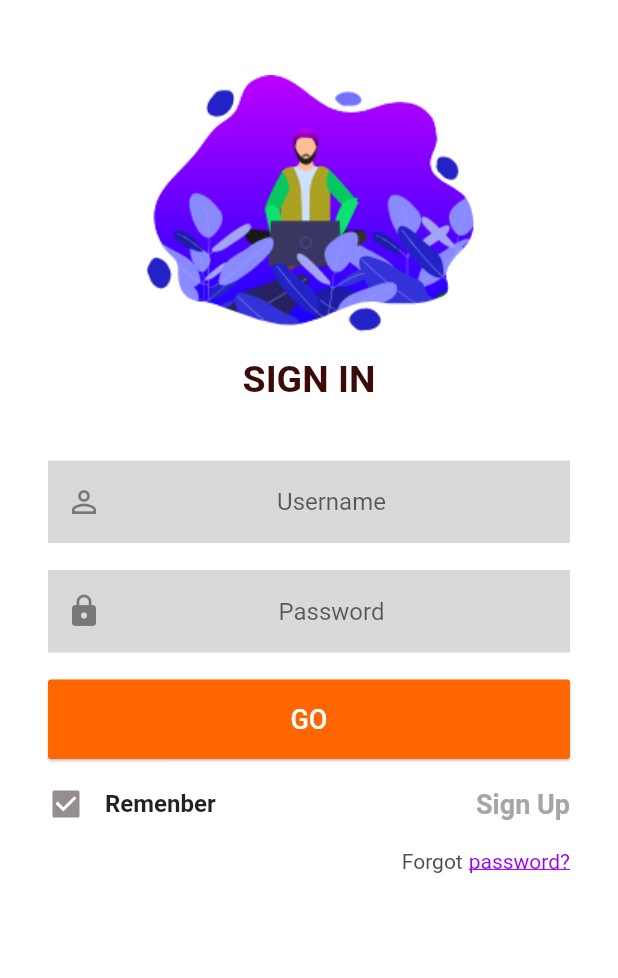
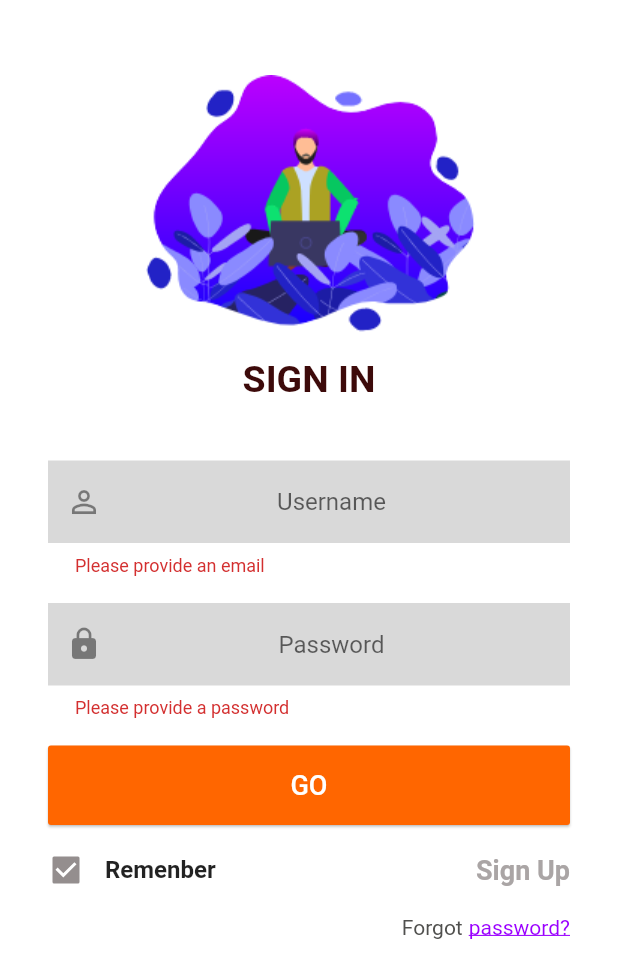
Before and after one commit to boriskamtou/movie_app, a Flutter app: the SignInScreen screen opened by its route, after a tap on "GO", on a phone screen of 412 x 824 dp. Shown: the top 978 px of the screen. Run offline on Flutter 3.47's test engine with Material 2 defaults, Android fonts, the phone set to English and light mode, and no system bars; our stand-ins replace modal_progress_hud.

Commit message:
define first screen

```diff
--- a/lib/main.dart
+++ b/lib/main.dart
@@ -20,13 +20,14 @@ class MyApp extends StatelessWidget {
           value: Auth(),
         )
       ],
-      child: MaterialApp(
+      child: Consumer<Auth>(
+        builder: (ctx, auth, _) => MaterialApp(
           title: 'Movie App',
           theme: ThemeData(
             primaryColor: Color(0xFF575656),
             scaffoldBackgroundColor: Colors.white,
           ),
-        home: HomeScreen(),
+          home: auth.isAuth ? MenuScreen() : HomeScreen(),
           routes: {
             HomeScreen.routeName: (ctx) => HomeScreen(),
             SignInScreen.routeName: (ctx) => SignInScreen(),
@@ -35,6 +36,7 @@ class MyApp extends StatelessWidget {
             MenuScreen.routeName: (ctx) => MenuScreen(),
           },
         ),
+      ),
     );
   }
 }
--- /dev/null
+++ b/lib/models/http_exception.dart
@@ -0,0 +1,10 @@
+class HttpException implements Exception {
+  final String message;
+
+  HttpException({this.message});
+
+  @override
+  String toString() {
+    return message;
+  }
+}
--- a/lib/screens/sign_in_screen/sign_in_screen.dart
+++ b/lib/screens/sign_in_screen/sign_in_screen.dart
@@ -2,11 +2,15 @@ import 'dart:ui';
 
 import 'package:flutter/cupertino.dart';
 import 'package:flutter/material.dart';
+import 'package:modal_progress_hud/modal_progress_hud.dart';
 import 'package:movie_app/constants/colors.dart';
 import 'package:movie_app/constants/styles.dart';
+import 'package:movie_app/providers/auth.dart';
 import 'package:movie_app/screens/sign_up_screen/sign_up_screen.dart';
 import 'package:movie_app/widgets/input_separator.dart';
 import 'package:movie_app/widgets/large_button.dart';
+import 'package:provider/provider.dart';
+import 'package:movie_app/models/http_exception.dart';
 
 class SignInScreen extends StatefulWidget {
   static const routeName = '/sign-in-screen';
@@ -18,15 +22,56 @@ class SignInScreen extends StatefulWidget {
 class _SignInScreenState extends State<SignInScreen> {
   final _passwordFocusNode = FocusNode();
   final _form = GlobalKey<FormState>();
+
+  final _emailController = TextEditingController();
+  final _passwordController = TextEditingController();
+
+  bool _isLoading = false;
   bool _isChecked = true;
 
-  void _savedForm() {
+  void _savedForm() async {
+    bool _isValid = _form.currentState.validate();
+    if (!_isValid) {
+      return;
+    }
     _form.currentState.save();
+
+    setState(() {
+      _isLoading = true;
+    });
+    try {
+      await Provider.of<Auth>(context, listen: false)
+          .signin(_emailController.text, _passwordController.text)
+          .then((_) {
+        setState(() {
+          _isLoading = false;
+        });
+      });
+    } on HttpException catch (error) {
+      var errorMessage = 'Login failed';
+      if (error.toString().contains('EMAIL_NOT_FOUND')) {
+        errorMessage = 'Could not find a user with that email.';
+      } else if (error.toString().contains('INVALID_PASSWORD')) {
+        errorMessage = 'Invalid password.';
+      } else if (error.toString().contains('USER_DISABLED')) {
+        errorMessage = 'This account has been disable';
+      }
+      print(errorMessage);
+    } catch (error) {
+      const errorMessage =
+          'Could not authenticate you. Please try again later.';
+          print(errorMessage);
+    }
   }
 
   @override
   Widget build(BuildContext context) {
-    return Scaffold(
+    return ModalProgressHUD(
+      inAsyncCall: _isLoading,
+      progressIndicator: CircularProgressIndicator(
+        backgroundColor: kOrangeHellColor,
+      ),
+      child: Scaffold(
         body: SingleChildScrollView(
           physics: BouncingScrollPhysics(),
           child: Container(
@@ -56,9 +101,19 @@ class _SignInScreenState extends State<SignInScreen> {
                     child: Column(
                       children: <Widget>[
                         TextFormField(
+                          controller: _emailController,
                           keyboardType: TextInputType.text,
                           textAlign: TextAlign.center,
                           cursorColor: kColorFocusInput,
+                          validator: (value) {
+                            if (value.isEmpty) {
+                              return 'Please provide an email';
+                            }
+                            if (!value.contains('@')) {
+                              return 'Please provide a valid email';
+                            }
+                            return null;
+                          },
                           onFieldSubmitted: (_) {
                             FocusScope.of(context)
                                 .requestFocus(_passwordFocusNode);
@@ -68,12 +123,11 @@ class _SignInScreenState extends State<SignInScreen> {
                             hintText: 'Username',
                             prefixIcon: Icon(Icons.person_outline),
                           ),
-                        onSaved: (value) {
-
-                        },
+                          onSaved: (value) {},
                         ),
                         InputSeparator(),
                         TextFormField(
+                          controller: _passwordController,
                           keyboardType: TextInputType.text,
                           obscureText: true,
                           textAlign: TextAlign.center,
@@ -81,9 +135,14 @@ class _SignInScreenState extends State<SignInScreen> {
                           focusNode: _passwordFocusNode,
                           textInputAction: TextInputAction.done,
                           decoration: kInputDecorator,
-                        onSaved: (value) {
-
-
+                          validator: (value) {
+                            if (value.isEmpty) {
+                              return 'Please provide a password';
+                            }
+                            if (value.length < 8) {
+                              return 'At least 8 characters';
+                            }
+                            return null;
                           },
                         ),
                       ],
@@ -140,7 +199,8 @@ class _SignInScreenState extends State<SignInScreen> {
                       ),
                       InkWell(
                         onTap: () {
-                        Navigator.of(context).pushNamed(SignUpScreen.routeName);
+                          Navigator.of(context)
+                              .pushNamed(SignUpScreen.routeName);
                         },
                         child: Text(
                           'Sign Up',
@@ -185,6 +245,7 @@ class _SignInScreenState extends State<SignInScreen> {
             ),
           ),
         ),
+      ),
     );
   }
 }
--- a/lib/screens/sign_up_screen/sign_up_screen.dart
+++ b/lib/screens/sign_up_screen/sign_up_screen.dart
@@ -1,13 +1,14 @@
 import 'package:flutter/cupertino.dart';
 import 'package:flutter/material.dart';
+import 'package:modal_progress_hud/modal_progress_hud.dart';
 import 'package:movie_app/constants/colors.dart';
 import 'package:movie_app/constants/styles.dart';
 import 'package:movie_app/providers/auth.dart';
-import 'package:movie_app/screens/about_user_screen/about_user_screen.dart';
 import 'package:movie_app/widgets/background_orange.dart';
 import 'package:movie_app/widgets/input_separator.dart';
 import 'package:movie_app/widgets/large_button.dart';
 import 'package:provider/provider.dart';
+import 'package:movie_app/models/http_exception.dart';
 
 class SignUpScreen extends StatefulWidget {
   static const routeName = '/sign-up-screen';
@@ -26,6 +27,8 @@ class _SignUpScreenState extends State<SignUpScreen> {
   final _passwordFocusNode = FocusNode();
   final _retypePasswordFocusNode = FocusNode();
 
+  bool _isLoading = false;
+
   @override
   void dispose() {
     super.dispose();
@@ -34,19 +37,50 @@ class _SignUpScreenState extends State<SignUpScreen> {
     _controllerRetypePassword.dispose();
   }
 
-  void _saveForm() {
+  void _saveForm() async {
     final isFormValid = _form.currentState.validate();
 
     if (!isFormValid) {
       return;
     }
-    Provider.of<Auth>(context, listen: false).signup(_controllerEmail.text, _controllerPassword.text);
+
     _form.currentState.save();
+
+    setState(() {
+      _isLoading = true;
+    });
+
+
+    try {
+      await Provider.of<Auth>(context, listen: false)
+          .signup(_controllerEmail.text, _controllerPassword.text)
+          .then((_) {
+        setState(() {
+          _isLoading = false;
+        });
+      });
+    } on HttpException catch (error) {
+      var errorMessage = 'Authentication failed';
+      if (error.toString().contains('EMAIL_EXISTS')) {
+        errorMessage = 'This email address is already in use.';
+      } else if (error.toString().contains('INVALID_EMAIL')) {
+        errorMessage = 'This is not a valid email address';
+      } else if (error.toString().contains('WEAK_PASSWORD')) {
+        errorMessage = 'This password is too weak.';
+      }
+     print(errorMessage);
+    } catch (error) {
+      const errorMessage =
+          'Could not authenticate you. Please try again later.';
+          print(errorMessage);
+    }
   }
 
   @override
   Widget build(BuildContext context) {
-    return Scaffold(
+    return ModalProgressHUD(
+      inAsyncCall: _isLoading,
+      child: Scaffold(
         body: SingleChildScrollView(
           child: Container(
             height: MediaQuery.of(context).size.height,
@@ -130,7 +164,7 @@ class _SignUpScreenState extends State<SignUpScreen> {
                                     focusNode: _passwordFocusNode,
                                     validator: (value) {
                                       if (value.isEmpty) {
-                                      return 'Please provide a pssword';
+                                        return 'Please provide a password';
                                       }
                                       if (value.length < 8) {
                                         return 'At least 8 characters';
@@ -138,8 +172,8 @@ class _SignUpScreenState extends State<SignUpScreen> {
                                       return null;
                                     },
                                     onFieldSubmitted: (_) {
-                                    FocusScope.of(context)
-                                        .requestFocus(_retypePasswordFocusNode);
+                                      FocusScope.of(context).requestFocus(
+                                          _retypePasswordFocusNode);
                                     },
                                     textInputAction: TextInputAction.next,
                                     decoration: InputDecoration(
@@ -206,6 +240,7 @@ class _SignUpScreenState extends State<SignUpScreen> {
             ),
           ),
         ),
+      ),
     );
   }
 }
--- a/pubspec.yaml
+++ b/pubspec.yaml
@@ -12,6 +12,7 @@ dependencies:
 
   cupertino_icons: ^0.1.2
   flutter_screenutil: ^1.1.0
+  modal_progress_hud: ^0.1.3
   http: ^0.12.0+4
   provider: ^4.0.4
 
```
Also changed, not shown: lib/providers/auth.dart (+51 -8 lines), pubspec.lock, 2 other files. Lines whose indentation alone changed are shown as unchanged.
